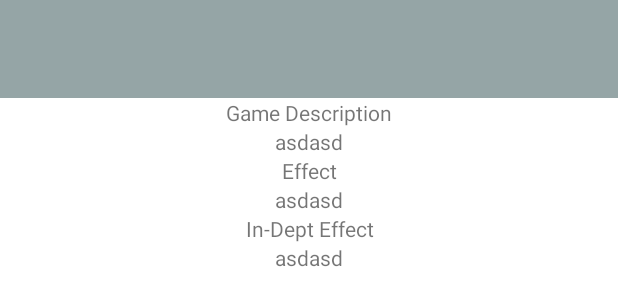
After one commit to FarisJakpau/pokedex_clone_boost, an Android app: the layout item_ability_description.xml on its own in the app's theme, with its tools: preview values and no code run, on a phone screen of 412 x 824 dp. The commit adds this screen. Shown: the top 306 px of the screen. Run offline under Robolectric (Android 15) with nearby library versions, the phone set to English and light mode, and no system bars.

Commit message:
add bottom sheet

```diff
--- a/app/src/main/java/com/faris/pokedex_clone/viewHolder/AbilityViewHolder.kt
+++ b/app/src/main/java/com/faris/pokedex_clone/viewHolder/AbilityViewHolder.kt
@@ -5,9 +5,9 @@ import android.view.ViewGroup
 import androidx.databinding.DataBindingUtil
 import androidx.recyclerview.widget.RecyclerView
 import com.faris.pokedex_clone.R
-import com.faris.pokedex_clone.adapter.AbilitiesListAdapter
 import com.faris.pokedex_clone.databinding.ItemAbilityBinding
 import com.faris.pokedex_clone.network.model.response.AbilityResponseModel
+import com.faris.pokedex_clone.util.EventHolder
 
 /**
  * Created by farisjakpau on 06/03/2021.
@@ -24,7 +24,7 @@ class AbilityViewHolder (private val itemAbilityBinding: ItemAbilityBinding) :Re
         }
     }
 
-    fun bindTo(ability: AbilityResponseModel, evenHolder:AbilitiesListAdapter.EvenHolder) {
+    fun bindTo(ability: AbilityResponseModel, evenHolder: EventHolder<AbilityResponseModel>) {
         itemAbilityBinding.ability = ability.ability?.name
         itemAbilityBinding.isHidden = ability.is_hidden
 
--- a/app/src/main/res/layout/item_ability.xml
+++ b/app/src/main/res/layout/item_ability.xml
@@ -1,9 +1,8 @@
 <?xml version="1.0" encoding="utf-8"?>
-<layout xmlns:android="http://schemas.android.com/apk/res/android"
-    xmlns:app="http://schemas.android.com/apk/res-auto"
-    xmlns:tools="http://schemas.android.com/tools">
+<layout xmlns:android="http://schemas.android.com/apk/res/android">
 
     <data>
+
         <import type="android.view.View" />
 
         <variable
@@ -20,6 +19,7 @@
         android:layout_width="match_parent"
         android:layout_height="wrap_content"
         android:layout_marginTop="10dp"
+        android:foreground="?android:attr/selectableItemBackground"
         android:orientation="horizontal">
 
         <TextView
--- /dev/null
+++ b/app/src/main/res/layout/item_ability_description.xml
@@ -0,0 +1,67 @@
+<?xml version="1.0" encoding="utf-8"?>
+<LinearLayout xmlns:android="http://schemas.android.com/apk/res/android"
+    xmlns:app="http://schemas.android.com/apk/res-auto"
+    android:id="@+id/bottom_sheet"
+    android:layout_width="match_parent"
+    android:layout_height="wrap_content"
+    android:orientation="vertical"
+    app:behavior_hideable="true"
+    app:behavior_peekHeight="0dp"
+    app:layout_behavior="com.google.android.material.bottomsheet.BottomSheetBehavior">
+
+    <LinearLayout
+        android:id="@+id/ll_header"
+        android:layout_width="match_parent"
+        android:layout_height="wrap_content"
+        android:background="@color/silver"
+        android:padding="15dp">
+
+        <TextView
+            android:id="@+id/tv_name"
+            android:layout_width="match_parent"
+            android:layout_height="wrap_content"
+            android:gravity="center"
+            android:textSize="25sp" />
+    </LinearLayout>
+
+
+    <TextView
+        android:layout_width="match_parent"
+        android:layout_height="wrap_content"
+        android:gravity="center"
+        android:text="Game Description" />
+
+    <TextView
+        android:id="@+id/tv_description"
+        android:layout_width="match_parent"
+        android:layout_height="wrap_content"
+        android:gravity="center"
+        android:text="asdasd" />
+
+    <TextView
+        android:layout_width="match_parent"
+        android:layout_height="wrap_content"
+        android:gravity="center"
+        android:text="Effect" />
+
+    <TextView
+        android:id="@+id/tv_effect"
+        android:layout_width="match_parent"
+        android:layout_height="wrap_content"
+        android:gravity="center"
+        android:text="asdasd" />
+
+    <TextView
+        android:layout_width="match_parent"
+        android:layout_height="wrap_content"
+        android:gravity="center"
+        android:text="In-Dept Effect" />
+
+    <TextView
+        android:id="@+id/tv_depth_effect"
+        android:layout_width="match_parent"
+        android:layout_height="wrap_content"
+        android:gravity="center"
+        android:text="asdasd" />
+
+</LinearLayout>
```
Also changed, not shown: app/src/main/java/com/faris/pokedex_clone/adapter/AbilitiesListAdapter.kt (+7 -4 lines), app/src/main/java/com/faris/pokedex_clone/adapter/PokemonListAdapter.kt (+2 -6 lines), app/src/main/java/com/faris/pokedex_clone/ui/PokemonActivity.kt (+31 -8 lines), app/src/main/java/com/faris/pokedex_clone/util/EventHolder.kt (added, +10 -0 lines), app/src/main/java/com/faris/pokedex_clone/viewHolder/PokemonViewHolder.kt (+4 -4 lines), app/src/main/res/layout/activity_pokemon.xml (+7 -5 lines).
